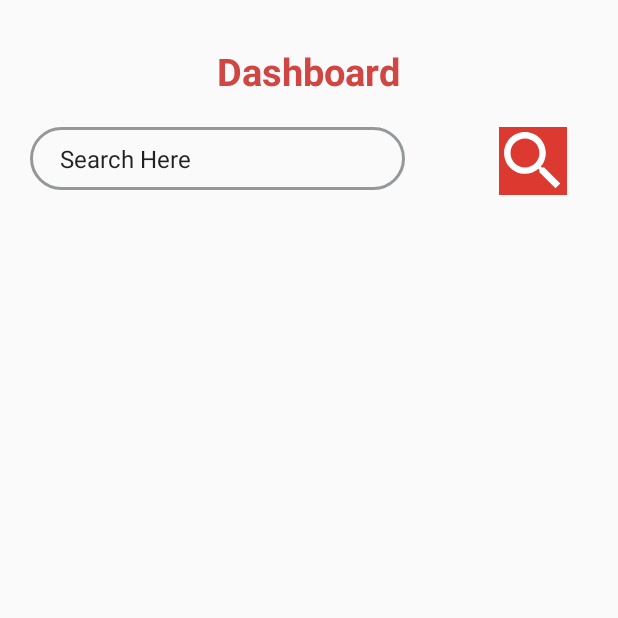
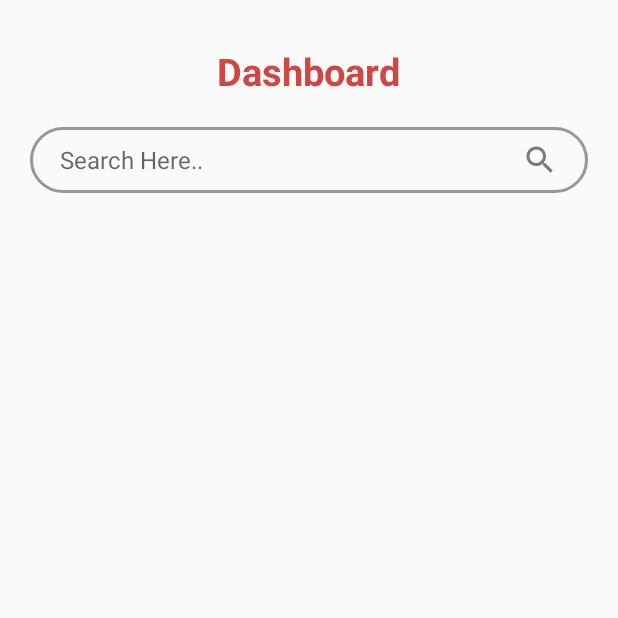
Before and after one commit to hadiabdullan/BloodBank_Gcek, an Android app: the AdminActivity screen opened directly, with no data from a screen before it, on a phone screen of 412 x 824 dp, the top half of it. Run offline under Robolectric (Android 15) with nearby library versions, the phone set to English and light mode, and no system bars; our stand-ins replace Firebase (no records; nobody signed in at launch, a user with empty details on screens opened directly).

Commit message:
Finished the uncomplete Recyclerview on AdminActivity.class Now the admin can view the name and blood group

```diff
--- a/app/src/main/java/com/hadi123/www/bloodbankgcek/AdminActivity.java
+++ b/app/src/main/java/com/hadi123/www/bloodbankgcek/AdminActivity.java
@@ -1,14 +1,60 @@
 package com.hadi123.www.bloodbankgcek;
 
+import androidx.annotation.NonNull;
 import androidx.appcompat.app.AppCompatActivity;
+import androidx.recyclerview.widget.LinearLayoutManager;
+import androidx.recyclerview.widget.RecyclerView;
 
 import android.os.Bundle;
+import android.view.LayoutInflater;
+import android.view.View;
+import android.view.ViewGroup;
+import android.widget.EditText;
+
+import com.firebase.ui.database.FirebaseRecyclerAdapter;
+import com.firebase.ui.database.FirebaseRecyclerOptions;
+import com.google.firebase.database.DatabaseReference;
+import com.google.firebase.database.FirebaseDatabase;
 
 public class AdminActivity extends AppCompatActivity {
+
+    EditText inputSearch;
+    RecyclerView recyclerView;
+    FirebaseRecyclerOptions<Users> options;
+    FirebaseRecyclerAdapter<Users,MyViewHolder> adapter;
+    DatabaseReference DataRef;
 
     @Override
     protected void onCreate(Bundle savedInstanceState) {
         super.onCreate(savedInstanceState);
         setContentView(R.layout.activity_admin);
+        DataRef= FirebaseDatabase.getInstance().getReference().child("users");
+        inputSearch=findViewById(R.id.inputsearch);
+        recyclerView=findViewById(R.id.recyleView);
+        recyclerView.setLayoutManager(new LinearLayoutManager(getApplicationContext()));
+        recyclerView.setHasFixedSize(true);
+
+        LoadData();
+
+    }
+
+    private void LoadData() {
+        options=new FirebaseRecyclerOptions.Builder<Users>().setQuery(DataRef,Users.class).build();
+        adapter= new FirebaseRecyclerAdapter<Users, MyViewHolder>(options) {
+            @Override
+            protected void onBindViewHolder(@NonNull MyViewHolder holder, int position, @NonNull Users model) {
+                holder.nametext_single.setText(model.getName());
+                holder.bloodtext_sinle.setText(model.getBloodgroup());
+            }
+
+            @NonNull
+            @Override
+            public MyViewHolder onCreateViewHolder(@NonNull ViewGroup parent, int viewType) {
+                View v= LayoutInflater.from(parent.getContext()).inflate(R.layout.single_view,parent,false);
+                return new MyViewHolder(v);
+            }
+        };
+        adapter.startListening();
+        recyclerView.setAdapter(adapter);
     }
 }
--- /dev/null
+++ b/app/src/main/res/drawable/ic_search_black_24dp.xml
@@ -0,0 +1,5 @@
+<vector android:height="24dp" android:tint="#7E7878"
+    android:viewportHeight="24.0" android:viewportWidth="24.0"
+    android:width="24dp" xmlns:android="http://schemas.android.com/apk/res/android">
+    <path android:fillColor="#FF000000" android:pathData="M15.5,14h-0.79l-0.28,-0.27C15.41,12.59 16,11.11 16,9.5 16,5.91 13.09,3 9.5,3S3,5.91 3,9.5 5.91,16 9.5,16c1.61,0 3.09,-0.59 4.23,-1.57l0.27,0.28v0.79l5,4.99L20.49,19l-4.99,-5zM9.5,14C7.01,14 5,11.99 5,9.5S7.01,5 9.5,5 14,7.01 14,9.5 11.99,14 9.5,14z"/>
+</vector>
--- a/app/src/main/res/layout/activity_admin.xml
+++ b/app/src/main/res/layout/activity_admin.xml
@@ -24,34 +24,29 @@
             android:layout_width="match_parent"
             android:layout_height="wrap_content"
             android:layout_marginTop="20dp">
+
             <EditText
-                android:id="@+id/search"
-                android:layout_width="250dp"
+                android:id="@+id/inputsearch"
+                android:layout_width="match_parent"
+                android:layout_height="wrap_content"
+                android:layout_marginLeft="20dp"
+                android:layout_marginRight="20dp"
+                android:background="@drawable/search_layout"
+                android:ems="10"
+                android:inputType="textPersonName"
+                android:paddingLeft="20dp"
                 android:paddingTop="10dp"
-                android:layout_height="wrap_content"
-                android:paddingLeft="20dp"
+                android:drawableEnd="@drawable/ic_search_black_24dp"
                 android:paddingRight="20dp"
                 android:paddingBottom="10dp"
-                android:ems="10"
-                android:background="@drawable/search_layout"
-                android:textSize="16sp"
-                android:layout_marginLeft="20dp"
-                android:inputType="textPersonName"
-                android:text="Search Here" />
+                android:hint="Search Here.."
+                android:textSize="16sp" />
 
-            <ImageButton
-                android:id="@+id/imageButton2"
-                android:layout_width="45dp"
-                android:layout_height="45dp"
-                android:layout_alignParentEnd="true"
-                android:layout_marginEnd="34dp"
-                android:layout_weight="1"
-                app:srcCompat="@mipmap/ic_search_round" />
 
         </RelativeLayout>
         <androidx.recyclerview.widget.RecyclerView
             android:layout_marginTop="50dp"
-            android:id="@+id/resultList"
+            android:id="@+id/recyleView"
             android:layout_width="match_parent"
             android:layout_height="match_parent">
 
--- a/app/src/main/res/layout/list_layout.xml
+++ b/app/src/main/res/layout/single_view.xml
@@ -3,7 +3,7 @@
     android:layout_width="match_parent" android:layout_height="wrap_content">
 
     <TextView
-        android:id="@+id/nametext"
+        android:id="@+id/nametext_single1"
         android:layout_width="225dp"
         android:layout_height="wrap_content"
         android:padding="20dp"
@@ -13,11 +13,11 @@
         android:textStyle="bold" />
 
     <TextView
-        android:id="@+id/bloodtext"
+        android:id="@+id/bloodtext_single1"
         android:layout_width="wrap_content"
         android:layout_height="wrap_content"
         android:layout_marginStart="15dp"
-        android:layout_toEndOf="@+id/nametext"
+        android:layout_toEndOf="@+id/nametext_single1"
         android:padding="20dp"
         android:text="O+"
         android:textAlignment="textStart"
```
Also changed, not shown: app/build.gradle (+4 -3 lines), app/src/main/java/com/hadi123/www/bloodbankgcek/MyViewHolder.java (added, +18 -0 lines), app/src/main/java/com/hadi123/www/bloodbankgcek/Users.java (added, +30 -0 lines).
